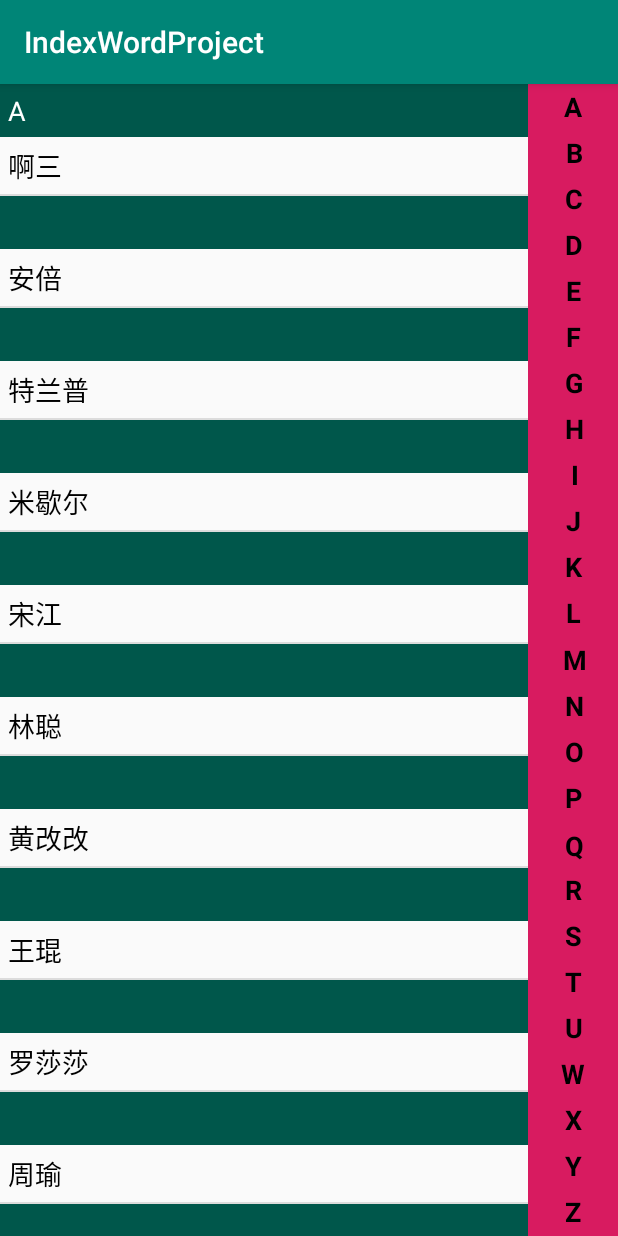
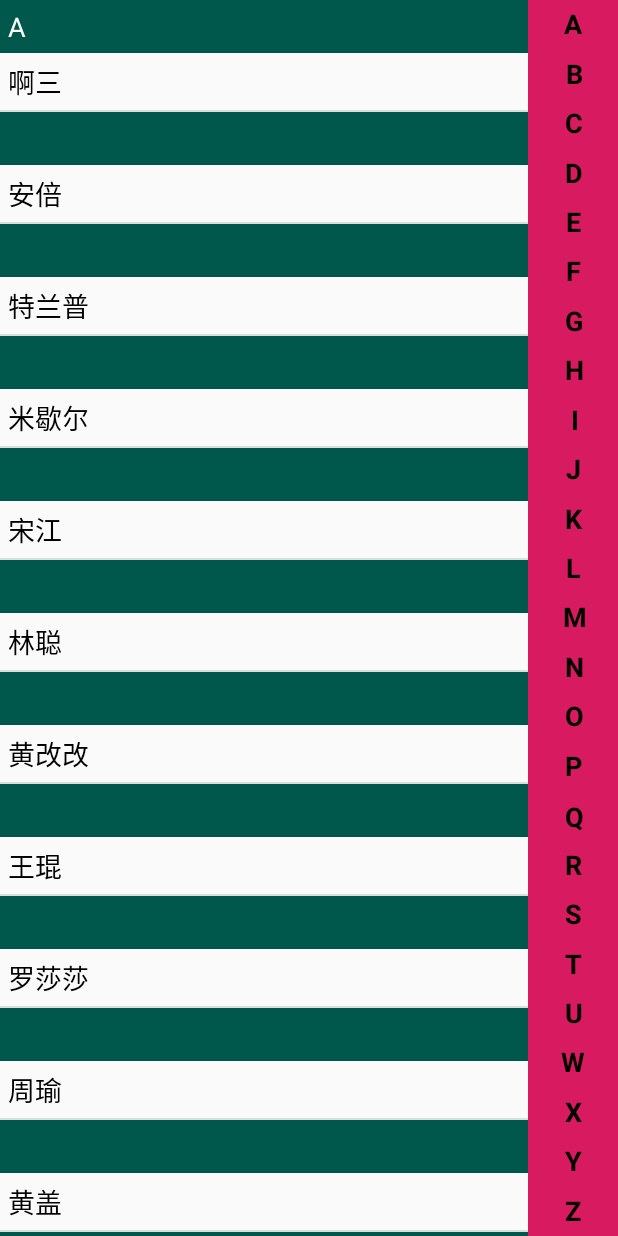
Before and after one commit to dashingqi/AndroidCustomerView, an Android app: the screen it shows after launch (MainActivity), on a phone screen of 412 x 824 dp. Run offline under Robolectric (Android 15) with nearby library versions, the phone set to English and light mode, and no system bars; libraries missing offline, so code that uses them is left out: net.sourceforge.pinyin4j; 24 statements that could not run were skipped.

Commit message:
[联系人索引的完成]

```diff
--- a/05_indexwordproject/src/main/java/com/example/indexwordproject/MyIndexWordsView.java
+++ b/05_indexwordproject/src/main/java/com/example/indexwordproject/MyIndexWordsView.java
@@ -76,6 +76,7 @@ public class MyIndexWordsView extends View {
             //获取到字母
             String word = words[i];
             Rect wordRect = new Rect();
+            //用矩形将字符串框起来，这样可以通过rect获取到字符串的信息。
             mPaint.getTextBounds(word, 0, 1, wordRect);
             int wordHeight = wordRect.height();
             int wordWidth = wordRect.width();
--- a/05_indexwordproject/src/main/res/values/styles.xml
+++ b/05_indexwordproject/src/main/res/values/styles.xml
@@ -1,7 +1,7 @@
 <resources>
 
     <!-- Base application theme. -->
-    <style name="AppTheme" parent="Theme.AppCompat.Light.DarkActionBar">
+    <style name="AppTheme" parent="Theme.AppCompat.Light.NoActionBar">
         <!-- Customize your theme here. -->
         <item name="colorPrimary">@color/colorPrimary</item>
         <item name="colorPrimaryDark">@color/colorPrimaryDark</item>
```
Also changed, not shown: 05_indexwordproject/src/main/java/com/example/indexwordproject/MainActivity.java (+10 -0 lines).
